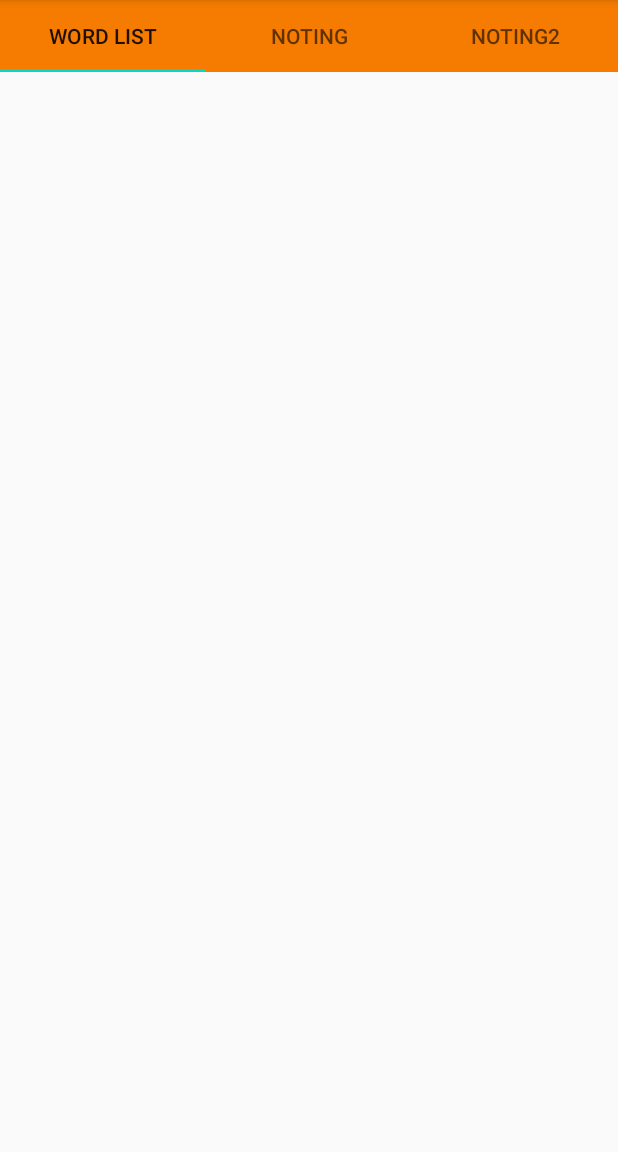
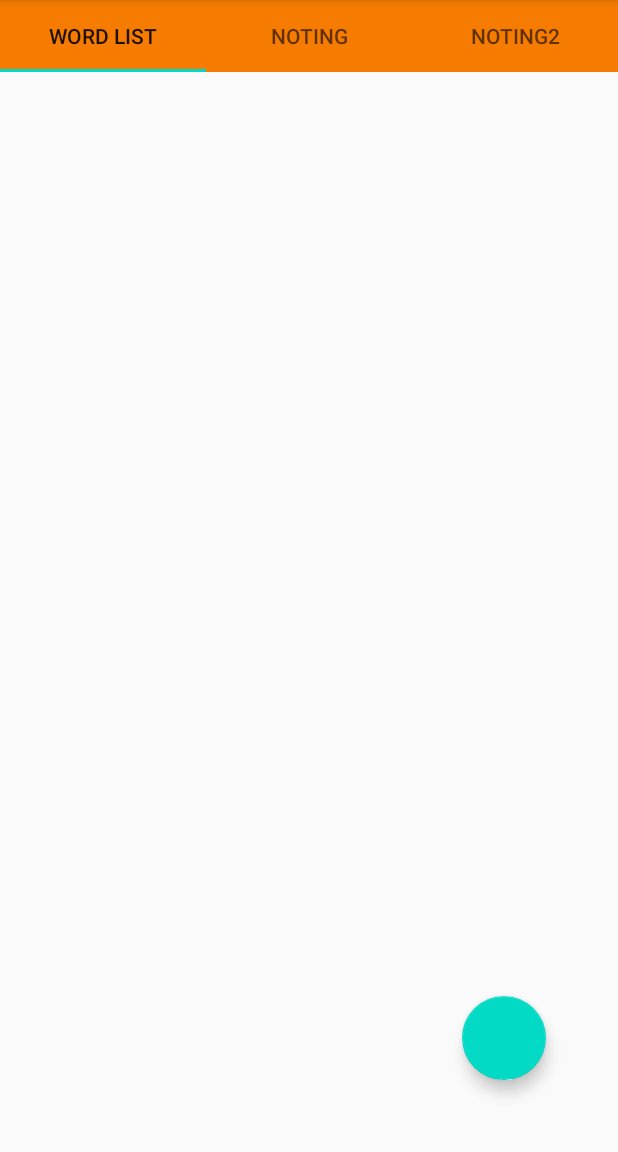
Before and after one commit to samdo0812/SimpleWordBook, an Android app: the screen it shows after launch (MainActivity), on a phone screen of 412 x 824 dp, the part 84-1236 px from its top. Run offline under Robolectric (Android 15) with nearby library versions, the phone set to English and light mode, and no system bars; our stand-ins replace Room's generated code.

Commit message:
word book list db

```diff
--- a/app/src/main/java/com/sdstudio/simplewordbook/activity/MainActivity.kt
+++ b/app/src/main/java/com/sdstudio/simplewordbook/activity/MainActivity.kt
@@ -2,37 +2,59 @@ package com.sdstudio.simplewordbook.activity
 
 import androidx.appcompat.app.AppCompatActivity
 import android.os.Bundle
+import androidx.appcompat.app.AlertDialog
 import androidx.fragment.app.Fragment
+import androidx.lifecycle.ViewModelProvider
 import androidx.viewpager2.widget.ViewPager2
-import com.google.android.material.tabs.TabLayout
+import com.google.android.material.floatingactionbutton.FloatingActionButton
 import com.google.android.material.tabs.TabLayoutMediator
 import com.sdstudio.simplewordbook.R
 import com.sdstudio.simplewordbook.adapter.ViewPagerAdapter
+import com.sdstudio.simplewordbook.database.WordBook
 import com.sdstudio.simplewordbook.fragment.Noting2_Frag
 import com.sdstudio.simplewordbook.fragment.Noting_Frag
 import com.sdstudio.simplewordbook.fragment.WordBookList_Frag
+import com.sdstudio.simplewordbook.viewmodel.WordBookListViewModel
 import kotlinx.android.synthetic.main.activity_main.*
+import kotlinx.android.synthetic.main.dialog_new_wordbooklist.view.*
 
 class MainActivity : AppCompatActivity() {
 
     lateinit var viewPager2: ViewPager2
-    lateinit var tabLayout: TabLayout
-
+    lateinit var wordlistFab: FloatingActionButton
+    lateinit var wordBookListViewModel: WordBookListViewModel
 
     override fun onCreate(savedInstanceState: Bundle?) {
         super.onCreate(savedInstanceState)
         setContentView(R.layout.activity_main)
 
-        val adapter = ViewPagerAdapter(this)
-        val fragments = listOf<Fragment>(WordBookList_Frag(), Noting_Frag(), Noting2_Frag())
-
-        adapter.fragments.addAll(fragments)
-        viewPager2 = viewPager2_main
-        viewPager2.adapter = adapter
+        wordBookListViewModel = ViewModelProvider(this, ViewModelProvider.AndroidViewModelFactory.getInstance(application)).get(WordBookListViewModel::class.java)
 
         val tabTitle = listOf<String>("Word List","Noting", "Noting2")
+
+        viewPager2 = viewPager2_main
+        viewPager2.adapter = ViewPagerAdapter(this, wordBookListViewModel)
+
         TabLayoutMediator(tablayout_main,viewPager2){ tab, position ->
             tab.text = tabTitle[position]
         }.attach()
+
+
+
+        wordlistFab = fab_main
+        wordlistFab.setOnClickListener{
+            val dialog = AlertDialog.Builder(this)
+            val dialogView = layoutInflater.inflate(R.layout.dialog_new_wordbooklist,null)
+            dialog.setView(dialogView).setPositiveButton("OK") {
+                    dialog,i->
+                val wordBook = WordBook(0,
+                    dialogView.edittext_new_name.text.toString(),
+                    dialogView.edittext_new_desc.text.toString(),0)
+                wordBookListViewModel.insert(wordBook)
+
+            }.setNegativeButton("Cancel"){
+                    dialog,i->
+            }.show()
+        }
     }
 }
--- a/app/src/main/java/com/sdstudio/simplewordbook/adapter/ViewPagerAdapter.kt
+++ b/app/src/main/java/com/sdstudio/simplewordbook/adapter/ViewPagerAdapter.kt
@@ -3,16 +3,26 @@ package com.sdstudio.simplewordbook.adapter
 import androidx.fragment.app.Fragment
 import androidx.fragment.app.FragmentActivity
 import androidx.viewpager2.adapter.FragmentStateAdapter
+import com.sdstudio.simplewordbook.fragment.Noting2_Frag
+import com.sdstudio.simplewordbook.fragment.Noting_Frag
+import com.sdstudio.simplewordbook.fragment.WordBookList_Frag
+import com.sdstudio.simplewordbook.viewmodel.WordBookListViewModel
 
 
-class ViewPagerAdapter(fa: FragmentActivity): FragmentStateAdapter(fa) {
+class ViewPagerAdapter(fa: FragmentActivity, val wordBookListViewModel: WordBookListViewModel): FragmentStateAdapter(fa) {
 
-    val fragments = mutableListOf<Fragment>()
+    val PAGE_CNT = 3
+
     override fun getItemCount(): Int {
-        return fragments.size
+        return PAGE_CNT
     }
 
     override fun createFragment(position: Int): Fragment {
-        return fragments[position]
+        return when(position){
+            0 -> WordBookList_Frag(wordBookListViewModel)
+            1 -> Noting_Frag()
+            2 -> Noting2_Frag()
+            else -> WordBookList_Frag(wordBookListViewModel)
+        }
     }
 }
--- /dev/null
+++ b/app/src/main/java/com/sdstudio/simplewordbook/adapter/WordBookListAdapter.kt
@@ -0,0 +1,51 @@
+package com.sdstudio.simplewordbook.adapter
+
+import android.view.LayoutInflater
+import android.view.View
+import android.view.ViewGroup
+import android.widget.Button
+import androidx.fragment.app.FragmentActivity
+import androidx.lifecycle.LifecycleOwner
+import androidx.lifecycle.ViewModelProvider
+import androidx.recyclerview.widget.RecyclerView
+import com.sdstudio.simplewordbook.R
+import com.sdstudio.simplewordbook.database.WordBook
+import com.sdstudio.simplewordbook.viewmodel.WordBookListViewModel
+import kotlinx.android.synthetic.main.item_wordbooklist.view.*
+import java.lang.Exception
+
+class WordBookListAdapter(val activity: FragmentActivity?, val lifecycleOwner: LifecycleOwner): RecyclerView.Adapter<WordBookListAdapter.ViewHolder>(){
+
+    private var viewData = listOf<WordBook>()
+    private var viewModel: WordBookListViewModel
+
+    init {
+        viewModel = activity?.run {
+            ViewModelProvider(this, ViewModelProvider.AndroidViewModelFactory.getInstance(application))
+                .get(WordBookListViewModel::class.java)
+        }?: throw Exception("invalid")
+    }
+
+    override fun onCreateViewHolder(parent: ViewGroup, viewType: Int): ViewHolder {
+        val v = LayoutInflater.from(parent.context).inflate(R.layout.item_wordbooklist,parent,false)
+        val viewHolder = ViewHolder(v)
+        return viewHolder
+    }
+
+    override fun getItemCount(): Int {
+        return viewData.size
+    }
+
+    override fun onBindViewHolder(holder: ViewHolder, position: Int) {
+        holder.worBookBtn.text = viewData[position].name
+    }
+
+    class ViewHolder(v: View):RecyclerView.ViewHolder(v){
+        val worBookBtn: Button = v.button_wordBook
+    }
+
+    fun setWordBook(wordBookList:List<WordBook>){
+        viewData = wordBookList
+        notifyDataSetChanged()
+    }
+}
--- /dev/null
+++ b/app/src/main/java/com/sdstudio/simplewordbook/database/WordBookDAO.kt
@@ -0,0 +1,26 @@
+package com.sdstudio.simplewordbook.database
+
+import androidx.lifecycle.LiveData
+import androidx.room.Dao
+import androidx.room.Insert
+import androidx.room.Query
+
+@Dao
+interface WordBookDAO{
+    @Query("SELECT * FROM wordbook_db")
+    fun getAll(): LiveData<List<WordBook>>
+
+    @Query("SELECT * FROM wordbook_db WHERE id = :wordBookId")
+    fun selectWordBookByID(wordBookId:Int):WordBook
+
+    @Query("SELECT COUNT(*) FROM card_db WHERE wordBookId = :wordBookId")
+    fun countCards(wordBookId: Int):LiveData<Int>
+
+    @Query("DELETE FROM wordbook_db WHERE id = :wordBookId")
+    suspend fun deleteWordBookById(wordBookId: Int)
+
+    @Query("DELETE FROM wordbook_db")
+    suspend fun deleteAllWordBook()
+    @Insert
+    suspend fun insertWordBook(wordBook: WordBook):Long
+}
--- /dev/null
+++ b/app/src/main/java/com/sdstudio/simplewordbook/database/WordBookDatabase.kt
@@ -0,0 +1,28 @@
+package com.sdstudio.simplewordbook.database
+
+import android.content.Context
+import androidx.room.Database
+import androidx.room.Room
+import androidx.room.RoomDatabase
+
+@Database(entities = arrayOf(WordBook::class, Card::class),version = 1)
+abstract class WordBookDatabase:RoomDatabase(){
+    abstract fun wordBookDAO(): WordBookDAO
+
+    companion object{
+
+        var INSTANCE : WordBookDatabase? = null
+
+        fun getInstance(context: Context): WordBookDatabase?{
+            if (INSTANCE == null){
+                synchronized(WordBookDatabase::class){
+                    INSTANCE = Room.databaseBuilder(context.applicationContext,
+                    WordBookDatabase::class.java,"wordbook_db")
+                        .fallbackToDestructiveMigration()
+                        .build()
+                }
+            }
+            return INSTANCE
+        }
+    }
+}
--- a/app/src/main/java/com/sdstudio/simplewordbook/fragment/WordBookList_Frag.kt
+++ b/app/src/main/java/com/sdstudio/simplewordbook/fragment/WordBookList_Frag.kt
@@ -5,15 +5,42 @@ import androidx.fragment.app.Fragment
 import android.view.LayoutInflater
 import android.view.View
 import android.view.ViewGroup
+import androidx.lifecycle.Observer
+import androidx.recyclerview.widget.DividerItemDecoration
+import androidx.recyclerview.widget.LinearLayoutManager
+import androidx.recyclerview.widget.RecyclerView
 import com.sdstudio.simplewordbook.R
+import com.sdstudio.simplewordbook.adapter.WordBookListAdapter
+import com.sdstudio.simplewordbook.viewmodel.WordBookListViewModel
+import kotlinx.android.synthetic.main.fragment_word_book_list_.view.*
 
-class WordBookList_Frag : Fragment() {
+class WordBookList_Frag(val wordBookViewModel: WordBookListViewModel) : Fragment() {
 
+    lateinit var recyclerView: RecyclerView
+    lateinit var wordBookListAdapter: WordBookListAdapter
+    lateinit var viewManager:RecyclerView.LayoutManager
 
     override fun onCreateView(
         inflater: LayoutInflater, container: ViewGroup?,
         savedInstanceState: Bundle?
     ): View? {
-        return inflater.inflate(R.layout.fragment_word_book_list_, container, false)
+        val view = inflater.inflate(R.layout.fragment_word_book_list_, container, false)
+
+        wordBookListAdapter = WordBookListAdapter(activity, this)
+        wordBookViewModel.wordBookList.observe(this,
+        Observer {
+            wordBooks -> wordBookListAdapter.setWordBook(wordBooks)
+        })
+
+        viewManager = LinearLayoutManager(activity)
+
+        recyclerView = view.recyclerview_wordList.apply {
+            //setHasFixedSize(true)
+            adapter = wordBookListAdapter
+            layoutManager = viewManager
+            addItemDecoration(DividerItemDecoration(context,DividerItemDecoration.VERTICAL))
+        }
+
+        return view
     }
 }
--- /dev/null
+++ b/app/src/main/java/com/sdstudio/simplewordbook/viewmodel/WordBookListViewModel.kt
@@ -0,0 +1,36 @@
+package com.sdstudio.simplewordbook.viewmodel
+
+import android.app.Application
+import androidx.lifecycle.AndroidViewModel
+import androidx.lifecycle.LiveData
+import androidx.lifecycle.viewModelScope
+import com.sdstudio.simplewordbook.database.WordBook
+import com.sdstudio.simplewordbook.database.WordBookDatabase
+import com.sdstudio.simplewordbook.database.WordBookRepo
+import kotlinx.coroutines.launch
+
+class WordBookListViewModel(application: Application):AndroidViewModel(application){
+
+    private val repo:WordBookRepo
+    val wordBookList:LiveData<List<WordBook>>
+    var recentInsertedWordBookId:Long = 0
+
+    init {
+        repo = WordBookRepo(WordBookDatabase.getInstance(application)!!.wordBookDAO())
+        wordBookList = repo.wordBookList
+    }
+
+    fun insert(wordBook: WordBook) = viewModelScope.launch{
+        recentInsertedWordBookId = repo.insert(wordBook)
+    }
+
+    fun delete(wordBookId: Int) = viewModelScope.launch{
+        repo.delete(wordBookId)
+    }
+
+    fun deleteAll() = viewModelScope.launch{
+        repo.deleteAllWordBook()
+    }
+
+    fun countCards(wordBookId: Int):LiveData<Int> = repo.countCards(wordBookId)
+}
--- a/app/src/main/res/layout/activity_main.xml
+++ b/app/src/main/res/layout/activity_main.xml
@@ -4,6 +4,7 @@
     xmlns:tools="http://schemas.android.com/tools"
     android:layout_width="match_parent"
     android:layout_height="match_parent"
+    android:orientation="vertical"
     tools:context=".activity.MainActivity">
 
     <LinearLayout
@@ -25,4 +26,13 @@
             android:id="@+id/viewPager2_main"/>
     </LinearLayout>
 
+    <com.google.android.material.floatingactionbutton.FloatingActionButton
+        android:id="@+id/fab_main"
+        android:layout_width="wrap_content"
+        android:layout_height="wrap_content"
+        android:layout_margin="48dp"
+        android:clickable="true"
+        app:layout_constraintBottom_toBottomOf="parent"
+        app:layout_constraintRight_toRightOf="parent" />
+
 </androidx.constraintlayout.widget.ConstraintLayout>
--- a/app/src/main/res/layout/fragment_noting2_.xml
+++ b/app/src/main/res/layout/fragment_noting2_.xml
@@ -3,7 +3,7 @@
     xmlns:tools="http://schemas.android.com/tools"
     android:layout_width="match_parent"
     android:layout_height="match_parent"
-    tools:context=".fragment.WordBookList_Frag"
+    tools:context=".fragment.Noting2_Frag"
     android:background="#2196F3">
 
 
--- a/app/src/main/res/layout/fragment_noting_.xml
+++ b/app/src/main/res/layout/fragment_noting_.xml
@@ -3,7 +3,7 @@
     xmlns:tools="http://schemas.android.com/tools"
     android:layout_width="match_parent"
     android:layout_height="match_parent"
-    tools:context=".fragment.WordBookList_Frag"
+    tools:context=".fragment.Noting_Frag"
     android:background="#CC1B1B">
 
 
--- a/app/src/main/res/layout/fragment_word_book_list_.xml
+++ b/app/src/main/res/layout/fragment_word_book_list_.xml
@@ -1,9 +1,13 @@
 <?xml version="1.0" encoding="utf-8"?>
-<FrameLayout xmlns:android="http://schemas.android.com/apk/res/android"
+<LinearLayout xmlns:android="http://schemas.android.com/apk/res/android"
     xmlns:tools="http://schemas.android.com/tools"
     android:layout_width="match_parent"
     android:layout_height="match_parent"
     tools:context=".fragment.WordBookList_Frag">
 
+    <androidx.recyclerview.widget.RecyclerView
+        android:layout_width="match_parent"
+        android:layout_height="match_parent"
+        android:id="@+id/recyclerview_wordList"/>
 
-</FrameLayout>
+</LinearLayout>
```
Also changed, not shown: app/build.gradle (+14 -0 lines), app/src/main/java/com/sdstudio/simplewordbook/activity/WordBookList.kt (deleted, +0 -12 lines), app/src/main/java/com/sdstudio/simplewordbook/database/DataClass.kt (added, +17 -0 lines), app/src/main/java/com/sdstudio/simplewordbook/database/WordBookRepo.kt (added, +24 -0 lines), app/src/main/res/layout/activity_word_book_list.xml (deleted, +0 -9 lines), app/src/main/res/layout/dialog_new_wordbooklist.xml (added, +72 -0 lines), app/src/main/res/layout/item_wordbooklist.xml (added, +12 -0 lines).
